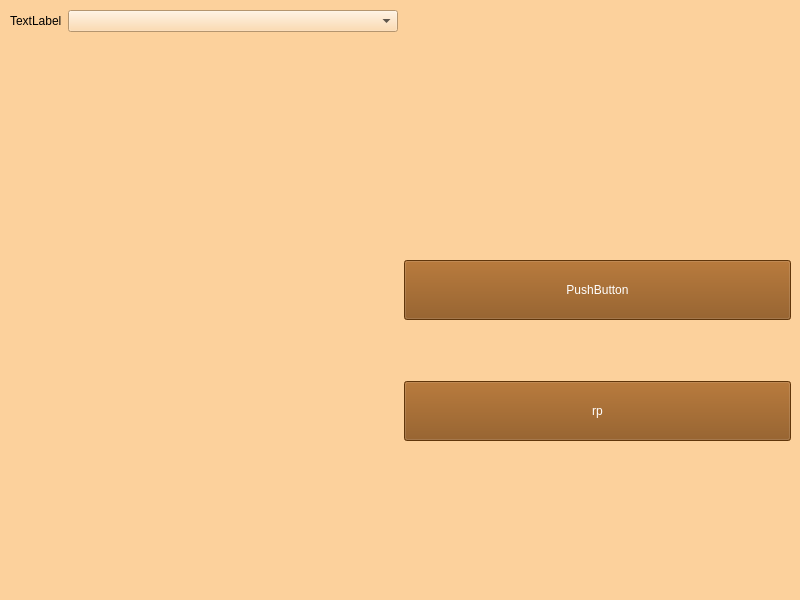
Above: Amministratore/view/amministratoreMain.ui from ManuelMarrone/GestioneBowling before the change. Below: the same form after it.
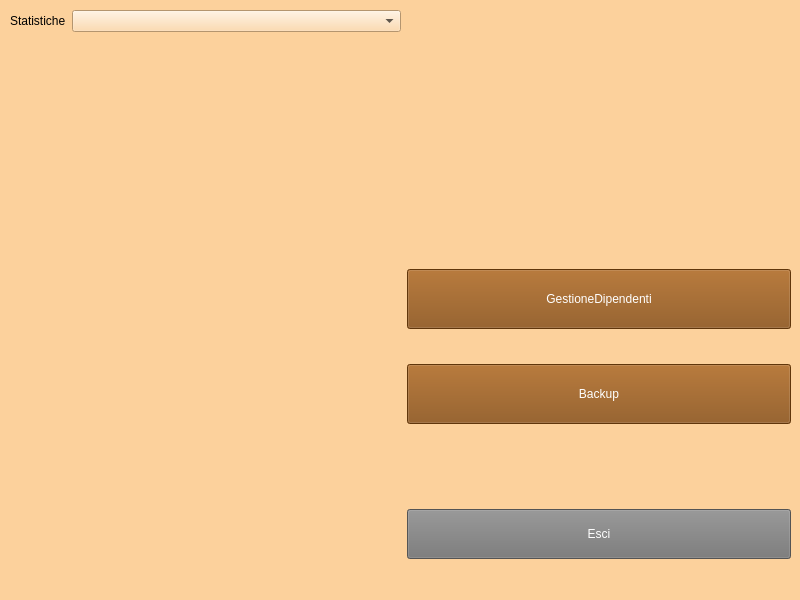
That is the form after the change.

```diff
--- a/Amministratore/view/amministratoreMain.ui
+++ b/Amministratore/view/amministratoreMain.ui
@@ -48,7 +48,7 @@
         <item row="0" column="0">
          <widget class="QLabel" name="label">
           <property name="text">
-           <string>TextLabel</string>
+           <string>Statistiche</string>
           </property>
          </widget>
         </item>
@@ -95,7 +95,7 @@
          <string notr="true">color: white;  background-color: #874B0F</string>
         </property>
         <property name="text">
-         <string>PushButton</string>
+         <string>GestioneDipendenti</string>
         </property>
        </widget>
       </item>
@@ -105,7 +105,7 @@
          <enum>Qt::Vertical</enum>
         </property>
         <property name="sizeType">
-         <enum>QSizePolicy::MinimumExpanding</enum>
+         <enum>QSizePolicy::Fixed</enum>
         </property>
         <property name="sizeHint" stdset="0">
          <size>
@@ -305,7 +305,7 @@
          <string notr="true">color: white;  background-color: #874B0F</string>
         </property>
         <property name="text">
-         <string>rp</string>
+         <string>Backup</string>
         </property>
        </widget>
       </item>
@@ -320,7 +320,45 @@
         <property name="sizeHint" stdset="0">
          <size>
           <width>20</width>
-          <height>150</height>
+          <height>70</height>
+         </size>
+        </property>
+       </spacer>
+      </item>
+      <item>
+       <widget class="QPushButton" name="esciButton">
+        <property name="minimumSize">
+         <size>
+          <width>384</width>
+          <height>50</height>
+         </size>
+        </property>
+        <property name="maximumSize">
+         <size>
+          <width>384</width>
+          <height>50</height>
+         </size>
+        </property>
+        <property name="styleSheet">
+         <string notr="true">color: white;  background-color: #757575</string>
+        </property>
+        <property name="text">
+         <string>Esci</string>
+        </property>
+       </widget>
+      </item>
+      <item>
+       <spacer name="verticalSpacer_4">
+        <property name="orientation">
+         <enum>Qt::Vertical</enum>
+        </property>
+        <property name="sizeType">
+         <enum>QSizePolicy::Fixed</enum>
+        </property>
+        <property name="sizeHint" stdset="0">
+         <size>
+          <width>20</width>
+          <height>20</height>
          </size>
         </property>
        </spacer>
```
Left out of the diff: 6 changed lines with no effect on the pictures.
